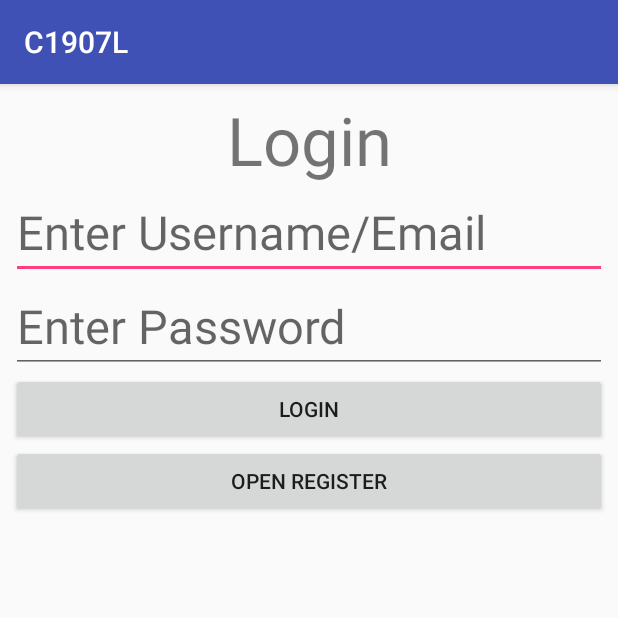
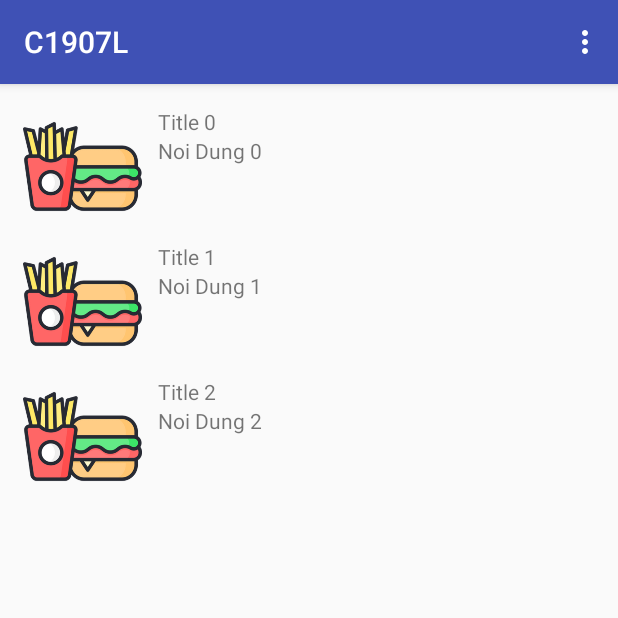
Before and after one commit to tranvandiep/C1907L-AAHN-Android, an Android app: the screen it shows after launch (MainActivity before the commit, FoodActivity2 after it), on a phone screen of 412 x 824 dp, the top half of it. Run offline under Robolectric (Android 15) with nearby library versions, the phone set to English and light mode, and no system bars.

Commit message:
add source code - lession

```diff
--- a/app/build.gradle
+++ b/app/build.gradle
@@ -23,4 +23,5 @@ dependencies {
     implementation 'androidx.constraintlayout:constraintlayout:1.1.3'
     implementation 'androidx.legacy:legacy-support-v4:1.0.0'
     implementation 'com.google.android.material:material:1.1.0-alpha04'
+    implementation 'androidx.recyclerview:recyclerview:1.1.0'
 }
--- /dev/null
+++ b/app/src/main/java/com/gokisoft/c1907l/FoodActivity2.java
@@ -0,0 +1,126 @@
+package com.gokisoft.c1907l;
+
+import android.content.DialogInterface;
+import android.os.Bundle;
+import android.view.Menu;
+import android.view.MenuInflater;
+import android.view.MenuItem;
+import android.view.View;
+import android.widget.EditText;
+
+import com.gokisoft.c1907l.adapter.FoodAdapter2;
+import com.gokisoft.c1907l.models.Food;
+
+import java.util.ArrayList;
+import java.util.List;
+
+import androidx.appcompat.app.AlertDialog;
+import androidx.appcompat.app.AppCompatActivity;
+import androidx.recyclerview.widget.LinearLayoutManager;
+import androidx.recyclerview.widget.RecyclerView;
+
+public class FoodActivity2 extends AppCompatActivity {
+    RecyclerView recyclerView;
+    List<Food> dataList = new ArrayList<>();
+    FoodAdapter2 adapter;
+
+    @Override
+    protected void onCreate(Bundle savedInstanceState) {
+        super.onCreate(savedInstanceState);
+        setContentView(R.layout.activity_food2);
+
+        recyclerView = findViewById(R.id.af2_listview);
+        recyclerView.setLayoutManager(new LinearLayoutManager(this));
+
+        //Fake data
+        for(int i=0;i<3;i++) {
+            dataList.add(new Food("Thumbnail 1", "Title " + i, "Noi Dung " + i));
+        }
+
+        adapter = new FoodAdapter2(this, dataList);
+
+        recyclerView.setAdapter(adapter);
+
+        registerForContextMenu(recyclerView);
+    }
+
+    @Override
+    public boolean onContextItemSelected(MenuItem item) {
+        int position = item.getOrder();
+
+        switch (item.getItemId()) {
+            case 0:
+                showSubjectDialog(position);
+                break;
+            case 1:
+                dataList.remove(position);
+
+                adapter.notifyDataSetChanged();
+                break;
+        }
+
+        return super.onContextItemSelected(item);
+    }
+
+    @Override
+    public boolean onCreateOptionsMenu(Menu menu) {
+        MenuInflater inflater = getMenuInflater();
+        inflater.inflate(R.menu.subject_menu, menu);
+
+        return super.onCreateOptionsMenu(menu);
+    }
+
+
+
+    @Override
+    public boolean onOptionsItemSelected(MenuItem item) {
+        switch (item.getItemId()) {
+            case R.id.menu_sm_add_subject:
+                showSubjectDialog(-1);
+                break;
+            case R.id.menu_sm_exit:
+                finish();
+                break;
+        }
+
+        return super.onOptionsItemSelected(item);
+    }
+
+    private void showSubjectDialog(final int position) {
+        //B1: Convert layout xml -> view
+        View v = getLayoutInflater().inflate(R.layout.dialog_food_editor, null);
+
+        final EditText titleTxt = v.findViewById(R.id.dfe_title);
+        final EditText desTxt = v.findViewById(R.id.dfe_description);
+        if(position >= 0) {
+            titleTxt.setText(dataList.get(position).getTitle());
+            desTxt.setText(dataList.get(position).getDescription());
+        }
+
+        AlertDialog.Builder builder = new AlertDialog.Builder(this);
+
+        builder.setView(v);
+        builder.setTitle("Subject Editor")
+                .setPositiveButton("Save", new DialogInterface.OnClickListener() {
+                    @Override
+                    public void onClick(DialogInterface dialogInterface, int i) {
+                        String title = titleTxt.getText().toString();
+                        String des = desTxt.getText().toString();
+                        Food food = new Food(title, des);
+                        if(position >= 0) {
+                            dataList.set(position, food);
+                        } else {
+                            dataList.add(food);
+                        }
+
+                        adapter.notifyDataSetChanged();
+                    }
+                })
+                .setNegativeButton("Cancel", new DialogInterface.OnClickListener() {
+                    @Override
+                    public void onClick(DialogInterface dialogInterface, int i) {
+
+                    }
+                }).show();
+    }
+}
--- /dev/null
+++ b/app/src/main/java/com/gokisoft/c1907l/adapter/FoodAdapter2.java
@@ -0,0 +1,87 @@
+package com.gokisoft.c1907l.adapter;
+
+import android.app.Activity;
+import android.util.Log;
+import android.view.ContextMenu;
+import android.view.Menu;
+import android.view.View;
+import android.view.ViewGroup;
+import android.widget.TextView;
+
+import com.gokisoft.c1907l.R;
+import com.gokisoft.c1907l.models.Food;
+
+import java.util.List;
+
+import androidx.recyclerview.widget.RecyclerView;
+
+/**
+ * Created by Diep.Tran on 7/19/21.
+ */
+
+public class FoodAdapter2 extends RecyclerView.Adapter<FoodAdapter2.FoodHolder>{
+    Activity activity;
+    List<Food> dataList;
+
+    public FoodAdapter2(Activity activity, List<Food> dataList) {
+        this.activity = activity;
+        this.dataList = dataList;
+    }
+
+    @Override
+    public FoodHolder onCreateViewHolder(ViewGroup parent, int viewType) {
+        View view = activity.getLayoutInflater().inflate(R.layout.food_item, null);
+        TextView titleView = view.findViewById(R.id.fi_title);
+        TextView desView = view.findViewById(R.id.fi_description);
+
+        FoodHolder holder = new FoodHolder(view, titleView, desView);
+
+        Log.d(FoodAdapter2.class.getName() + "(1)", "Count (1): " + ++count1);
+
+        return holder;
+    }
+
+    static int count1 = 0;
+    static int count2 = 0;
+    @Override
+    public void onBindViewHolder(FoodHolder holder, int position) {
+        Food food = dataList.get(position);
+
+        holder.titleView.setText(food.getTitle());
+        holder.desView.setText(food.getDescription());
+        holder.position = position;
+
+        Log.d(FoodAdapter2.class.getName() + "(2)", "Count (2): " + ++count2);
+    }
+
+    @Override
+    public int getItemCount() {
+        return dataList.size();
+    }
+
+    class FoodHolder extends RecyclerView.ViewHolder implements View.OnCreateContextMenuListener{
+        TextView titleView;
+        TextView desView;
+        int position = -1;
+
+        public FoodHolder(View itemView) {
+            super(itemView);
+        }
+
+        public FoodHolder(View itemView, TextView titleView, TextView desView) {
+            super(itemView);
+            this.titleView = titleView;
+            this.desView = desView;
+
+            itemView.setOnCreateContextMenuListener(this);
+        }
+
+        @Override
+        public void onCreateContextMenu(ContextMenu menu, View v, ContextMenu.ContextMenuInfo menuInfo) {
+            menu.add(Menu.NONE, 0,
+                    position, "Edit Food");
+            menu.add(Menu.NONE, 1,
+                    position, "Remove Food");
+        }
+    }
+}
--- a/app/src/main/java/com/gokisoft/c1907l/models/Food.java
+++ b/app/src/main/java/com/gokisoft/c1907l/models/Food.java
@@ -8,6 +8,11 @@ public class Food {
     String thumbnail, title, description;
 
     public Food() {
+    }
+
+    public Food(String title, String description) {
+        this.title = title;
+        this.description = description;
     }
 
     public Food(String thumbnail, String title, String description) {
--- /dev/null
+++ b/app/src/main/res/layout/activity_food2.xml
@@ -0,0 +1,15 @@
+<?xml version="1.0" encoding="utf-8"?>
+<LinearLayout xmlns:android="http://schemas.android.com/apk/res/android"
+    xmlns:app="http://schemas.android.com/apk/res-auto"
+    xmlns:tools="http://schemas.android.com/tools"
+    android:layout_width="match_parent"
+    android:layout_height="match_parent"
+    android:orientation="vertical"
+    android:padding="10dp"
+    tools:context="com.gokisoft.c1907l.FoodActivity2">
+
+    <androidx.recyclerview.widget.RecyclerView
+        android:id="@+id/af2_listview"
+        android:layout_width="match_parent"
+        android:layout_height="match_parent" />
+</LinearLayout>
```
Also changed, not shown: app/src/main/AndroidManifest.xml (+7 -7 lines), app/src/main/java/com/gokisoft/c1907l/FoodActivity.java (+11 -8 lines), app/src/main/java/com/gokisoft/c1907l/adapter/FoodAdapter.java (+27 -5 lines), app/src/main/res/layout/dialog_food_editor.xml (added, +24 -0 lines).
